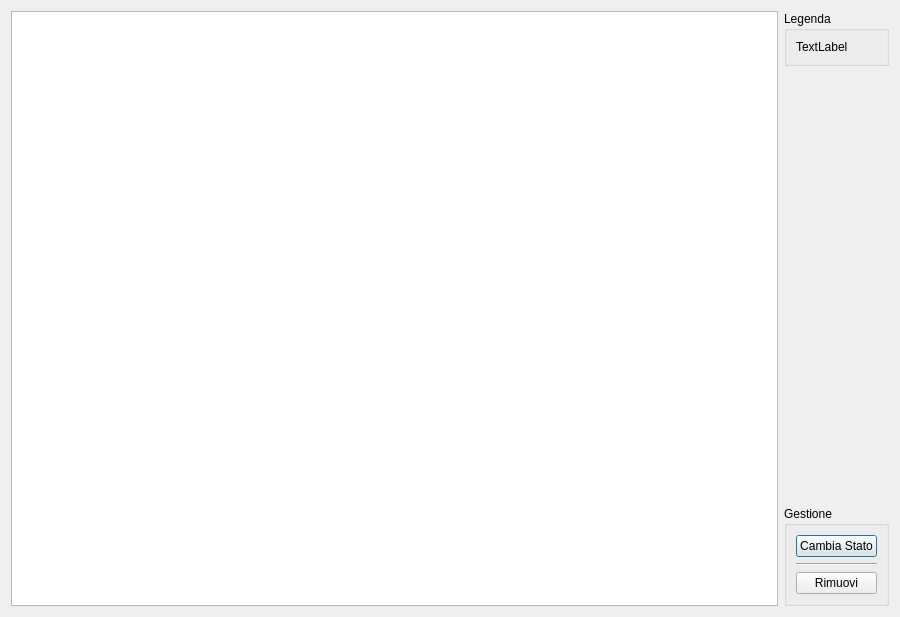
Qt form statopratiche.ui (tarateo78/Praticometro) before a commit.
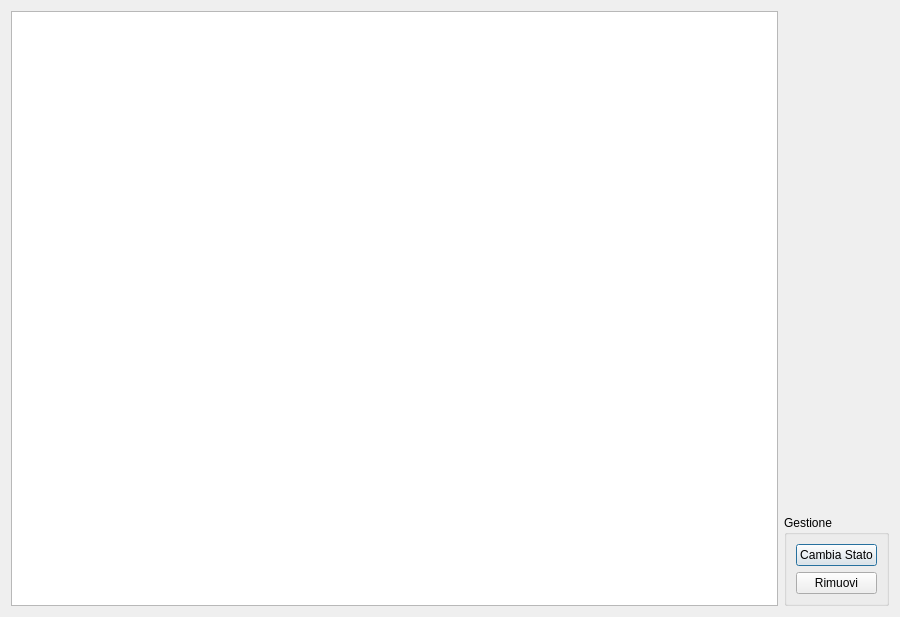
The same form after that commit.

Diff of the .ui file:
```diff
--- a/statopratiche.ui
+++ b/statopratiche.ui
@@ -28,22 +28,6 @@
      </item>
      <item>
       <layout class="QVBoxLayout" name="verticalLayout_3">
-       <item>
-        <widget class="QGroupBox" name="legenda">
-         <property name="title">
-          <string>Legenda</string>
-         </property>
-         <layout class="QVBoxLayout" name="verticalLayout">
-          <item>
-           <widget class="QLabel" name="label">
-            <property name="text">
-             <string>TextLabel</string>
-            </property>
-           </widget>
-          </item>
-         </layout>
-        </widget>
-       </item>
        <item>
         <spacer name="verticalSpacer">
          <property name="orientation">
@@ -68,12 +52,11 @@
             <property name="text">
              <string>Cambia Stato</string>
             </property>
-           </widget>
-          </item>
-          <item>
-           <widget class="Line" name="line">
-            <property name="orientation">
-             <enum>Qt::Horizontal</enum>
+            <property name="checkable">
+             <bool>false</bool>
+            </property>
+            <property name="flat">
+             <bool>false</bool>
             </property>
            </widget>
           </item>
```
Left out of the diff: 12 changed lines with no effect on the pictures.
